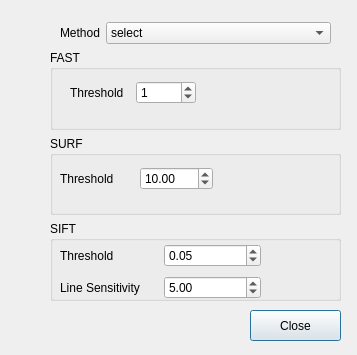
Old version of the form Dialogs/featuresdialog.ui in the repository ai-bites/ocvGUI.
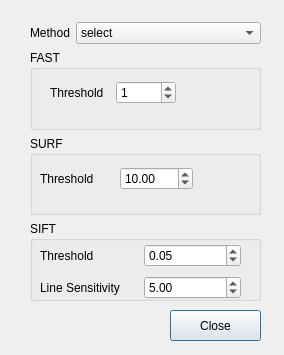
New version of the form.

Diff of the .ui file:
```diff
--- a/Dialogs/featuresdialog.ui
+++ b/Dialogs/featuresdialog.ui
@@ -6,7 +6,7 @@
    <rect>
     <x>0</x>
     <y>0</y>
-    <width>357</width>
+    <width>284</width>
     <height>355</height>
    </rect>
   </property>
@@ -16,7 +16,7 @@
   <widget class="QPushButton" name="FeaturesCloseButton">
    <property name="geometry">
     <rect>
-     <x>250</x>
+     <x>170</x>
      <y>310</y>
      <width>91</width>
      <height>31</height>
@@ -29,9 +29,9 @@
   <widget class="QWidget" name="layoutWidget">
    <property name="geometry">
     <rect>
-     <x>50</x>
+     <x>30</x>
      <y>50</y>
-     <width>291</width>
+     <width>231</width>
      <height>251</height>
     </rect>
    </property>
@@ -184,9 +184,9 @@
   <widget class="QWidget" name="layoutWidget">
    <property name="geometry">
     <rect>
-     <x>60</x>
+     <x>30</x>
      <y>20</y>
-     <width>271</width>
+     <width>231</width>
      <height>26</height>
     </rect>
    </property>
```
